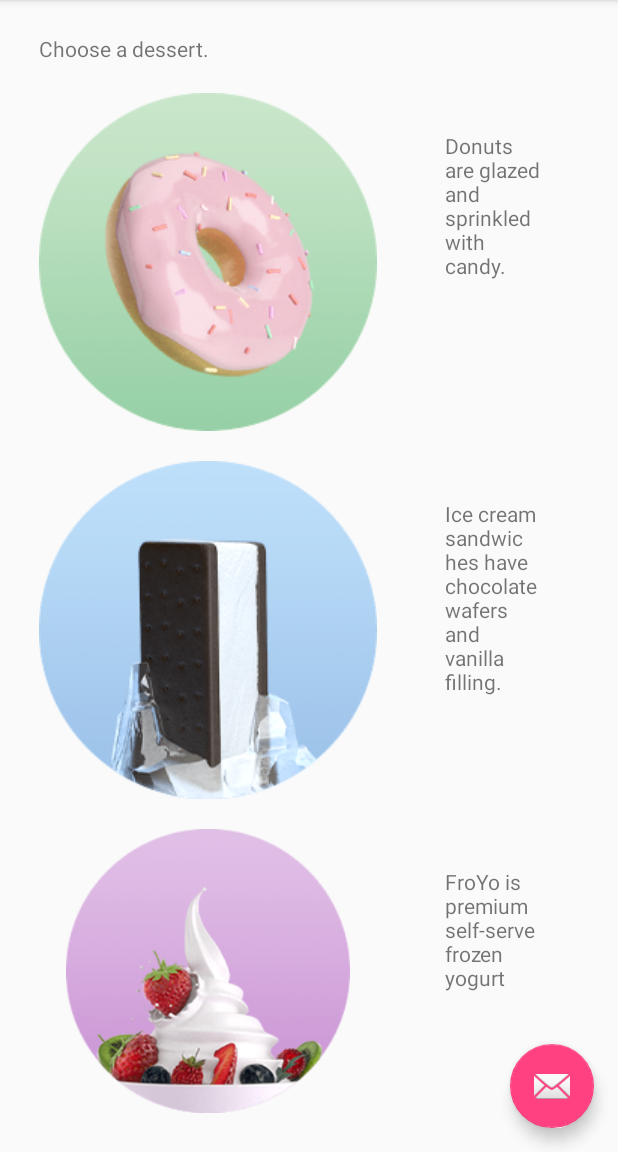
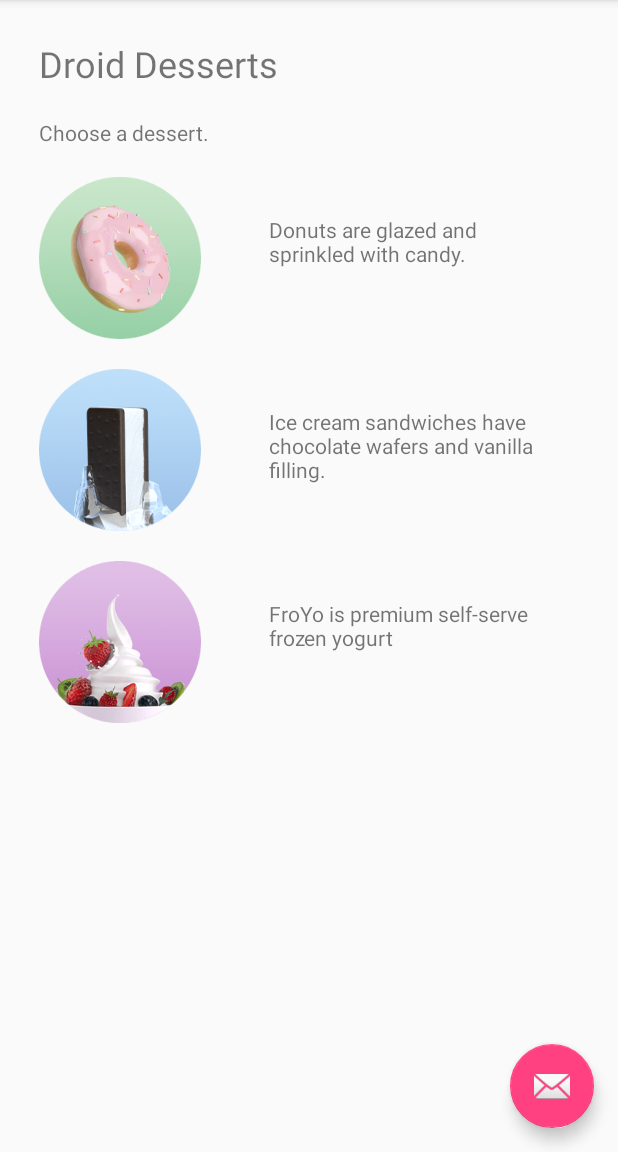
Before and after one commit to SonyaMoisset/DroidCafe_ANDROID, an Android app: the screen it shows after launch (MainActivity), on a phone screen of 412 x 824 dp, the part 84-1236 px from its top. Run offline under Robolectric (Android 15) with nearby library versions, the phone set to English and light mode, and no system bars.

Commit message:
Implement UI elements

```diff
--- a/app/src/main/java/com/example/android/droidcafe/MainActivity.java
+++ b/app/src/main/java/com/example/android/droidcafe/MainActivity.java
@@ -8,6 +8,7 @@ import android.support.v7.widget.Toolbar;
 import android.view.View;
 import android.view.Menu;
 import android.view.MenuItem;
+import android.widget.Toast;
 
 public class MainActivity extends AppCompatActivity {
 
@@ -49,4 +50,39 @@ public class MainActivity extends AppCompatActivity {
 
         return super.onOptionsItemSelected(item);
     }
+
+    public void displayToast(String message) {
+        Toast.makeText(getApplicationContext(), message, Toast.LENGTH_SHORT).show();
+    }
+
+    /**
+     * Shows a message that the donut image was clicked.
+     */
+    public void showDonutOrder(View view) {
+        showFoodOrder(getString(R.string.donut_order_message));
+    }
+
+    /**
+     * Shows a message that the ice cream sandwich image was clicked.
+     */
+    public void showIceCreamOrder(View view) {
+        showFoodOrder(getString(R.string.ice_cream_order_message));
+    }
+
+    /**
+     * Shows a message that the froyo image was clicked.
+     */
+    public void showFroyoOrder(View view) {
+        showFoodOrder(getString(R.string.froyo_order_message));
+    }
+
+    /**
+     * Displays a toast message for the food order
+     * and starts the OrderActivity activity.
+     *
+     * @param message Message to display.
+     */
+    public void showFoodOrder(String message) {
+        displayToast(message);
+    }
 }
--- a/app/src/main/res/layout/activity_main.xml
+++ b/app/src/main/res/layout/activity_main.xml
@@ -5,6 +5,7 @@
     xmlns:tools="http://schemas.android.com/tools"
     android:layout_width="match_parent"
     android:layout_height="match_parent"
+    android:fitsSystemWindows="true"
     tools:context="com.example.android.droidcafe.MainActivity">
 
     <android.support.design.widget.AppBarLayout
--- a/app/src/main/res/layout/content_main.xml
+++ b/app/src/main/res/layout/content_main.xml
@@ -1,13 +1,17 @@
 <?xml version="1.0" encoding="utf-8"?>
+
 <RelativeLayout
     xmlns:android="http://schemas.android.com/apk/res/android"
+    xmlns:app="http://schemas.android.com/apk/res-auto"
     xmlns:tools="http://schemas.android.com/tools"
+    android:id="@+id/content_main"
     android:layout_width="match_parent"
     android:layout_height="match_parent"
     android:paddingBottom="@dimen/activity_vertical_margin"
     android:paddingLeft="@dimen/activity_horizontal_margin"
     android:paddingRight="@dimen/activity_horizontal_margin"
     android:paddingTop="@dimen/activity_vertical_margin"
+    app:layout_behavior="@string/appbar_scrolling_view_behavior"
     tools:context="com.example.android.droidcafe.MainActivity"
     tools:showIn="@layout/activity_main">
 
@@ -29,12 +33,14 @@
 
     <ImageView
         android:id="@+id/donut"
-        android:layout_width="wrap_content"
-        android:layout_height="wrap_content"
+        android:layout_width="128dp"
+        android:layout_height="128dp"
         android:layout_below="@id/choose_dessert"
         android:contentDescription="@string/donuts"
+        android:onClick="showDonutOrder"
         android:padding="@dimen/padding_regular"
-        android:src="@drawable/donut_circle"/>
+        android:src="@drawable/donut_circle"
+        android:scaleType="fitXY"/>
 
     <TextView
         android:layout_width="wrap_content"
@@ -46,10 +52,11 @@
 
     <ImageView
         android:id="@+id/ice_cream"
-        android:layout_width="wrap_content"
-        android:layout_height="wrap_content"
+        android:layout_width="128dp"
+        android:layout_height="128dp"
         android:layout_below="@id/donut"
         android:contentDescription="@string/ice_cream_sandwiches"
+        android:onClick="showIceCreamOrder"
         android:padding="@dimen/padding_regular"
         android:src="@drawable/icecream_circle"/>
 
@@ -63,10 +70,11 @@
 
     <ImageView
         android:id="@+id/froyo"
-        android:layout_width="wrap_content"
-        android:layout_height="wrap_content"
+        android:layout_width="128dp"
+        android:layout_height="128dp"
         android:layout_below="@id/ice_cream"
         android:contentDescription="@string/froyo"
+        android:onClick="showFroyoOrder"
         android:padding="@dimen/padding_regular"
         android:src="@drawable/froyo_circle"/>
 
--- a/app/src/main/res/values/strings.xml
+++ b/app/src/main/res/values/strings.xml
@@ -1,9 +1,15 @@
 <resources>
     <string name="app_name">Droid Cafe</string>
+
     <string name="action_settings">Settings</string>
     <string name="intro_text">Droid Desserts</string>
     <string name="choose_a_dessert">Choose a dessert.</string>
+
     <string name="donuts">Donuts are glazed and sprinkled with candy.</string>
     <string name="ice_cream_sandwiches">Ice cream sandwiches have chocolate wafers and vanilla filling.</string>
     <string name="froyo">FroYo is premium self-serve frozen yogurt</string>
+
+    <string name="donut_order_message">You ordered a donut.</string>
+    <string name="ice_cream_order_message">You ordered an ice cream sandwich.</string>
+    <string name="froyo_order_message">You ordered a FroYo.</string>
 </resources>
```
